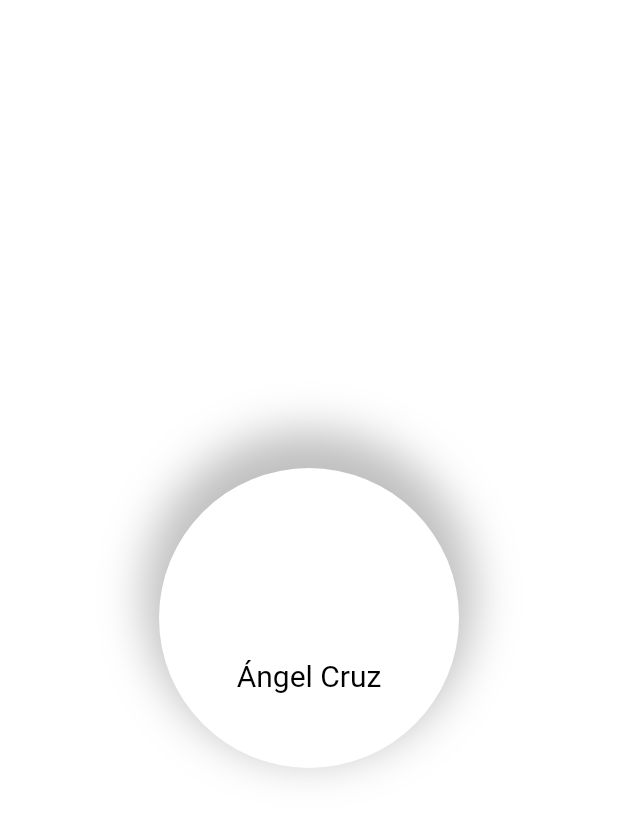
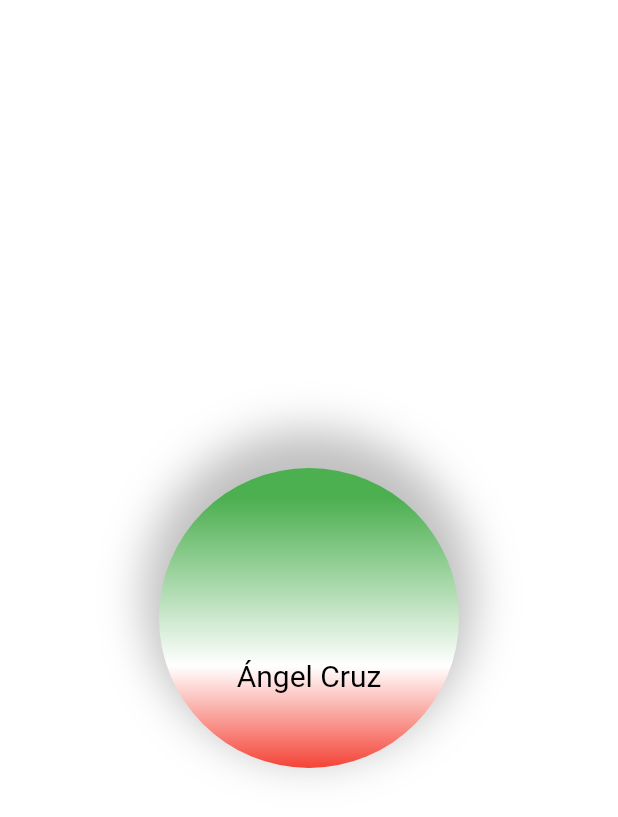
Before and after one commit to AngelCruzL/flutter-widgets, a Flutter app: the screen it shows after launch, on a phone screen of 412 x 824 dp. Shown: the top 817 px of the screen. Run offline on Flutter 3.47's test engine with Material 2 defaults, Android fonts, the phone set to English and light mode, and no system bars.

Commit message:
Add container gradient example

```diff
--- a/lib/widgets/container.dart
+++ b/lib/widgets/container.dart
@@ -18,6 +18,16 @@ class MyContainer extends StatelessWidget {
               color: Colors.white,
               // borderRadius: BorderRadius.all(Radius.circular(100)),
               shape: BoxShape.circle,
+              gradient: const LinearGradient(
+                colors: [
+                  Colors.green,
+                  Colors.white,
+                  Colors.red,
+                ],
+                begin: Alignment.topCenter,
+                end: Alignment.bottomCenter,
+                stops: [0.1, 0.66, 1],
+              ),
               boxShadow: [
                 BoxShadow(
                   color: Colors.black.withOpacity(.25),
```
